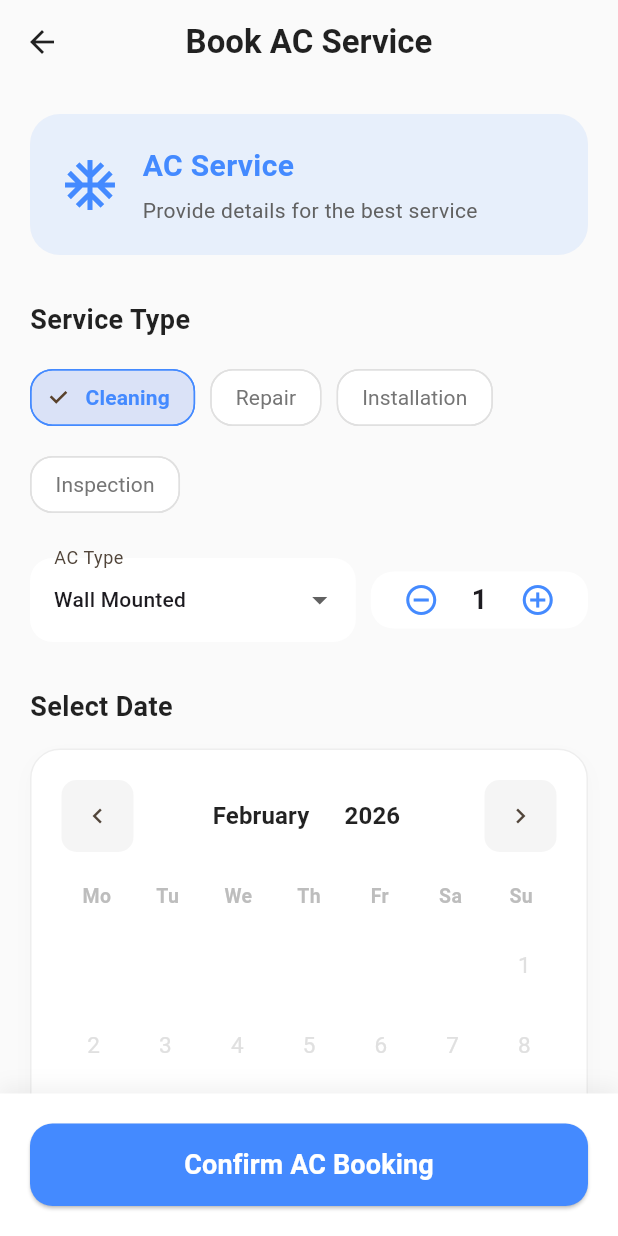
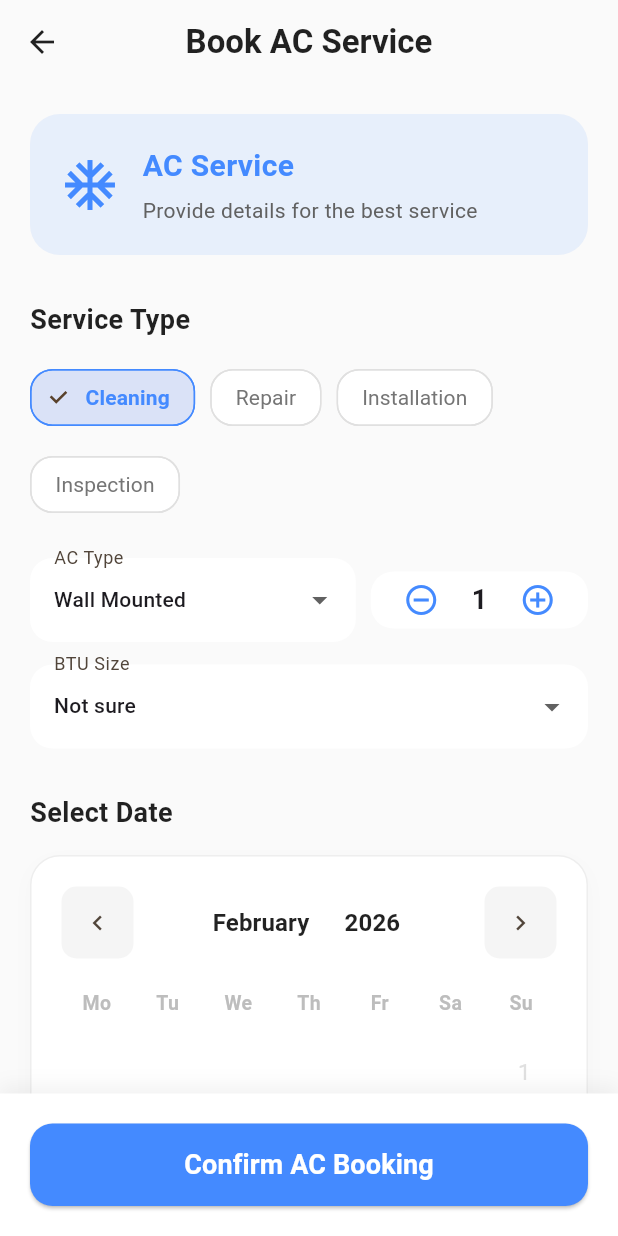
Before and after one commit to TEERAPAT-SUKKASEM/kiangthai_service, a Flutter app: the AcServiceForm screen opened directly, on a phone screen of 412 x 824 dp. Run offline on Flutter 3.47's test engine with Material 3 defaults, Android fonts, the phone set to English and light mode, and no system bars; our stand-ins replace google_fonts, image_picker, supabase_flutter; accounts and stored records are empty; Roboto replaces fonts that are missing (Kanit).

Commit message:
Add BTU Size dropdown to AcServiceForm for improved user input

```diff
--- a/lib/features/customer/forms/ac_service_form.dart
+++ b/lib/features/customer/forms/ac_service_form.dart
@@ -522,6 +522,33 @@ class _AcServiceFormState extends State<AcServiceForm> {
                               ),
                             ),
                           ],
+                        ),
+
+                        const SizedBox(height: 15),
+                        // 🔽 กล่องเลือก BTU ที่หายไป! ใส่ตรงนี้เลยครับ
+                        DropdownButtonFormField<String>(
+                          value: _btuSize,
+                          decoration: InputDecoration(
+                            labelText: 'BTU Size',
+                            filled: true,
+                            fillColor: Colors.white,
+                            border: OutlineInputBorder(
+                              borderRadius: BorderRadius.circular(15),
+                              borderSide: BorderSide.none,
+                            ),
+                          ),
+                          items: _btuOptions
+                              .map(
+                                (type) => DropdownMenuItem(
+                                  value: type,
+                                  child: Text(
+                                    type,
+                                    style: const TextStyle(fontSize: 14),
+                                  ),
+                                ),
+                              )
+                              .toList(),
+                          onChanged: (val) => setState(() => _btuSize = val!),
                         ),
                         const SizedBox(height: 30),
 
```
